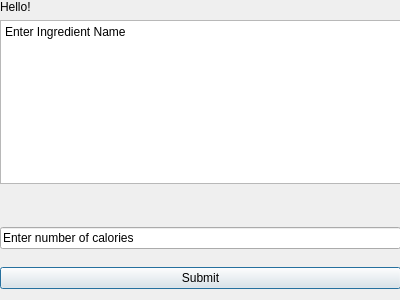
Before: the Qt Designer form addingredientwindow.ui in MarkHarrison03/RecipeApp, drawn with Qt 5.
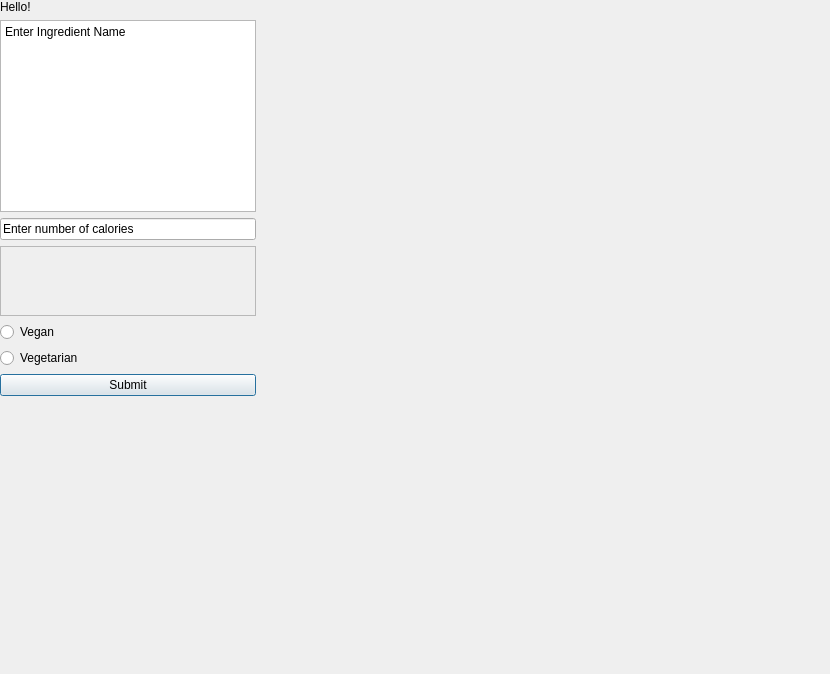
After: the same form once the commit is applied.

Patch:
```diff
--- a/addingredientwindow.ui
+++ b/addingredientwindow.ui
@@ -6,8 +6,8 @@
    <rect>
     <x>0</x>
     <y>0</y>
-    <width>400</width>
-    <height>300</height>
+    <width>830</width>
+    <height>674</height>
    </rect>
   </property>
   <property name="windowTitle">
@@ -18,64 +18,21 @@
     <rect>
      <x>0</x>
      <y>0</y>
-     <width>401</width>
-     <height>301</height>
+     <width>301</width>
+     <height>343</height>
     </rect>
    </property>
    <layout class="QGridLayout" name="gridLayout">
-    <item row="4" column="0">
-     <spacer name="verticalSpacer_2">
-      <property name="orientation">
-       <enum>Qt::Vertical</enum>
-      </property>
-      <property name="sizeHint" stdset="0">
-       <size>
-        <width>20</width>
-        <height>40</height>
-       </size>
-      </property>
-     </spacer>
-    </item>
-    <item row="3" column="0">
-     <spacer name="verticalSpacer_3">
-      <property name="orientation">
-       <enum>Qt::Vertical</enum>
-      </property>
-      <property name="sizeHint" stdset="0">
-       <size>
-        <width>20</width>
-        <height>40</height>
-       </size>
-      </property>
-     </spacer>
-    </item>
+    <property name="sizeConstraint">
+     <enum>QLayout::SetFixedSize</enum>
+    </property>
     <item row="6" column="0">
-     <spacer name="verticalSpacer_4">
-      <property name="orientation">
-       <enum>Qt::Vertical</enum>
-      </property>
-      <property name="sizeHint" stdset="0">
-       <size>
-        <width>20</width>
-        <height>40</height>
-       </size>
-      </property>
-     </spacer>
-    </item>
-    <item row="7" column="0">
      <widget class="QPushButton" name="pushButton">
       <property name="text">
        <string>Submit</string>
       </property>
      </widget>
     </item>
-    <item row="5" column="0">
-     <widget class="QLineEdit" name="lineEdit">
-      <property name="text">
-       <string>Enter number of calories</string>
-      </property>
-     </widget>
-    </item>
     <item row="1" column="0">
      <widget class="QPlainTextEdit" name="plainTextEdit">
       <property name="plainText">
@@ -83,18 +40,26 @@
       </property>
      </widget>
     </item>
-    <item row="8" column="0">
-     <spacer name="verticalSpacer">
-      <property name="orientation">
-       <enum>Qt::Vertical</enum>
+    <item row="4" column="0">
+     <widget class="QRadioButton" name="radioButton">
+      <property name="text">
+       <string>Vegan</string>
       </property>
-      <property name="sizeHint" stdset="0">
-       <size>
-        <width>20</width>
-        <height>40</height>
-       </size>
+     </widget>
+    </item>
+    <item row="2" column="0">
+     <widget class="QLineEdit" name="lineEdit">
+      <property name="text">
+       <string>Enter number of calories</string>
       </property>
-     </spacer>
+     </widget>
+    </item>
+    <item row="5" column="0">
+     <widget class="QRadioButton" name="radioButton_2">
+      <property name="text">
+       <string>Vegetarian</string>
+      </property>
+     </widget>
     </item>
     <item row="0" column="0" alignment="Qt::AlignLeft|Qt::AlignTop">
      <widget class="QLabel" name="label">
@@ -109,18 +74,22 @@
       </property>
      </widget>
     </item>
-    <item row="2" column="0">
-     <spacer name="verticalSpacer_5">
-      <property name="orientation">
-       <enum>Qt::Vertical</enum>
+    <item row="3" column="0">
+     <widget class="QScrollArea" name="scrollArea">
+      <property name="widgetResizable">
+       <bool>true</bool>
       </property>
-      <property name="sizeHint" stdset="0">
-       <size>
-        <width>20</width>
-        <height>40</height>
-       </size>
-      </property>
-     </spacer>
+      <widget class="QWidget" name="scrollAreaWidgetContents">
+       <property name="geometry">
+        <rect>
+         <x>0</x>
+         <y>0</y>
+         <width>297</width>
+         <height>83</height>
+        </rect>
+       </property>
+      </widget>
+     </widget>
     </item>
    </layout>
   </widget>
```
